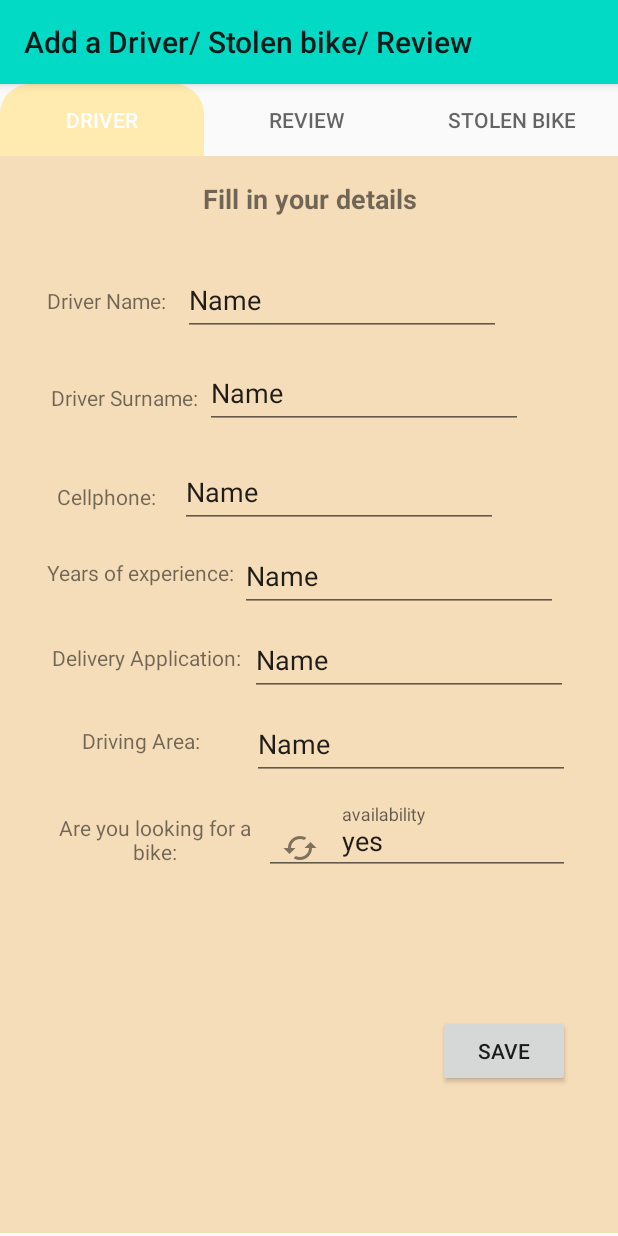
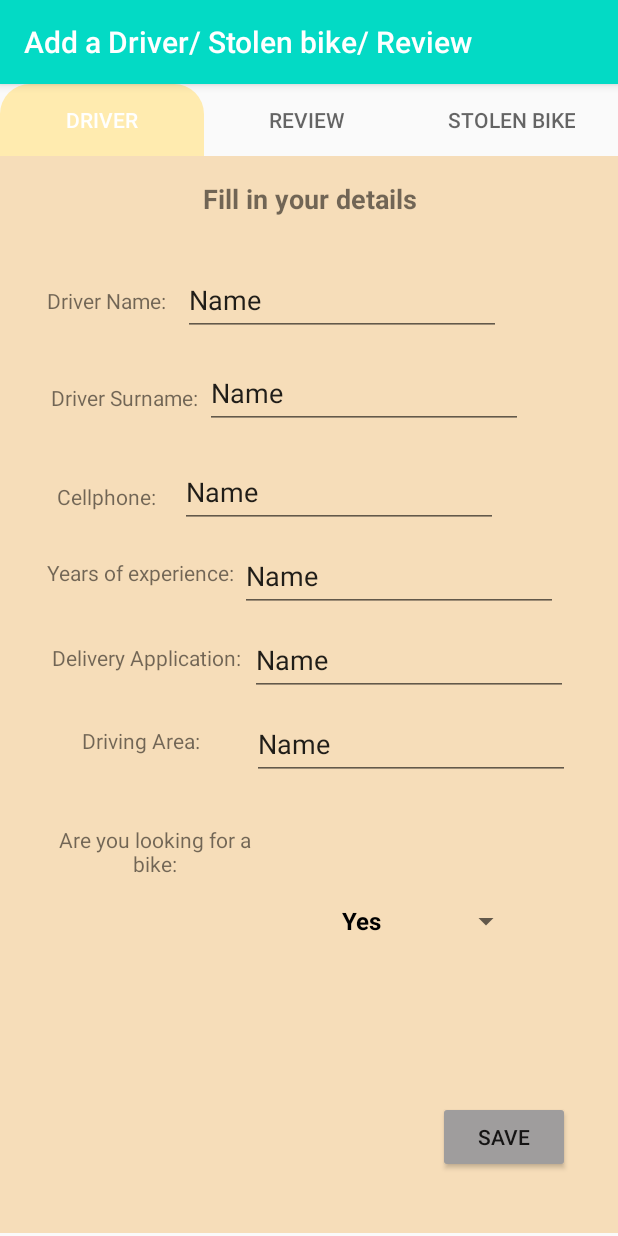
Before and after one commit to jed188/wheels-reputation, an Android app: the add_something_driver_Fragment screen opened directly, with no data from a screen before it, on a phone screen of 412 x 824 dp. Run offline under Robolectric (Android 15) with nearby library versions, the phone set to English and light mode, and no system bars; Roboto replaces fonts that are not available here.

Commit message:
driver fragment completed minus the save button review fragment in progress of completion

```diff
--- a/app/build.gradle
+++ b/app/build.gradle
@@ -7,6 +7,7 @@ android {
 
     defaultConfig {
         applicationId "com.example.wheelsreputation"
+        multiDexEnabled true
         minSdk 16
         targetSdk 31
         versionCode 1
@@ -35,6 +36,7 @@ dependencies {
 
     implementation 'androidx.appcompat:appcompat:1.5.1'
     implementation 'com.google.android.material:material:1.6.0'
+    implementation 'com.android.support:multidex:1.0.3'
     implementation 'androidx.constraintlayout:constraintlayout:2.1.4'
     implementation 'androidx.recyclerview:recyclerview:1.3.0-rc01'
     implementation 'androidx.cardview:cardview:1.0.0'
@@ -44,6 +46,7 @@ dependencies {
     implementation 'androidx.navigation:navigation-fragment:2.5.3'
     implementation 'androidx.navigation:navigation-ui:2.5.3'
     implementation 'androidx.recyclerview:recyclerview:1.3.0-rc01'
+    implementation 'com.fifesoft:autocomplete:3.3.0'
     testImplementation 'junit:junit:4.13.2'
     androidTestImplementation 'androidx.test.ext:junit:1.1.4'
     androidTestImplementation 'androidx.test.espresso:espresso-core:3.5.0'
--- a/app/src/main/java/com/example/wheelsreputation/add_something_driver_Fragment.java
+++ b/app/src/main/java/com/example/wheelsreputation/add_something_driver_Fragment.java
@@ -4,20 +4,27 @@ import android.os.Bundle;
 
 import androidx.fragment.app.Fragment;
 
+import android.util.Log;
 import android.view.LayoutInflater;
 import android.view.View;
 import android.view.ViewGroup;
+import android.widget.AdapterView;
 import android.widget.ArrayAdapter;
 import android.widget.AutoCompleteTextView;
+import android.widget.Button;
 import android.widget.Spinner;
 import android.widget.TextView;
+import android.window.SplashScreen;
+
+import com.google.android.material.textfield.TextInputLayout;
 
 
 public class add_something_driver_Fragment extends Fragment {
 
 
     String[] choice = {"Yes","No"};
-    AutoCompleteTextView autocomplete;
+    Spinner spinner;
+    Button save;
 
     @Override
     public View onCreateView(LayoutInflater inflater , ViewGroup container ,
@@ -25,11 +32,22 @@ public class add_something_driver_Fragment extends Fragment {
         // Inflate the layout for this fragment
         View view = inflater.inflate(R.layout.fragment_add_something_driver_ , container , false);
 
-        autocomplete = view.findViewById(R.id.autoCompleteTextView);
+        spinner = view.findViewById(R.id.spinner);
+        ArrayAdapter adapter =  new ArrayAdapter(getContext(),R.layout.dropdown,choice);
+        adapter.setDropDownViewResource(android.R.layout.simple_dropdown_item_1line);
 
-        ArrayAdapter<String> adapter = new ArrayAdapter(getContext(),R.layout.dropdown,choice);
+        spinner.setAdapter(adapter);
 
-        autocomplete.setAdapter(adapter);
+
+        save = view.findViewById(R.id.button_add_driver);
+
+        save.setOnClickListener(new View.OnClickListener() {
+            @Override
+            public void onClick(View view) {
+                Log.i ("itemVelue",spinner.getSelectedItem().toString());
+            }
+        });
+
 
         return view;
     }
--- a/app/src/main/res/layout/dropdown.xml
+++ b/app/src/main/res/layout/dropdown.xml
@@ -6,5 +6,6 @@
     android:textColor="#000"
     android:textStyle="bold"
     android:textSize="16sp"
+    android:theme="@style/Theme.MaterialComponents"
 
     xmlns:android="http://schemas.android.com/apk/res/android" />
--- a/app/src/main/res/layout/fragment_add_something_driver_.xml
+++ b/app/src/main/res/layout/fragment_add_something_driver_.xml
@@ -143,7 +143,6 @@
         android:layout_marginEnd="80dp"
         android:layout_marginRight="80dp"
         android:layout_marginTop="18dp"
-        android:ems="10"
         android:inputType="textPersonName"
         android:text="Name"
         app:layout_constraintEnd_toEndOf="parent"
@@ -156,7 +155,6 @@
         android:layout_marginEnd="33dp"
         android:layout_marginRight="33dp"
         android:layout_marginTop="8dp"
-        android:ems="10"
         android:inputType="textPersonName"
         android:text="Name"
         app:layout_constraintEnd_toEndOf="parent"
@@ -168,7 +166,7 @@
         android:layout_height="48dp"
         android:layout_marginLeft="28dp"
         android:layout_marginStart="28dp"
-        android:layout_marginTop="16dp"
+        android:layout_marginTop="24dp"
         android:gravity="center"
         android:text="Are you looking for a bike:"
         app:layout_constraintStart_toStartOf="parent"
@@ -193,33 +191,22 @@
         android:layout_marginBottom="40dp"
         android:layout_marginEnd="32dp"
         android:layout_marginRight="32dp"
-        android:layout_marginTop="36dp"
         android:text="Save"
+        app:backgroundTint="#9F9D9D"
         app:layout_constraintBottom_toBottomOf="parent"
+        app:layout_constraintEnd_toEndOf="parent" />
+
+    <Spinner
+        android:id="@+id/spinner"
+        android:layout_width="134dp"
+        android:layout_height="56dp"
+        android:layout_marginBottom="34dp"
+        android:layout_marginEnd="64dp"
+        android:layout_marginRight="64dp"
+        android:layout_marginTop="8dp"
+        app:layout_constraintBottom_toTopOf="@+id/button_add_driver"
         app:layout_constraintEnd_toEndOf="parent"
-        app:layout_constraintTop_toBottomOf="@+id/textInputLayout" />
-
-    <com.google.android.material.textfield.TextInputLayout
-        android:id="@+id/textInputLayout"
-        android:layout_width="204dp"
-        android:layout_height="47dp"
-        android:layout_marginEnd="32dp"
-        android:layout_marginRight="32dp"
-        android:layout_marginTop="16dp"
-        android:hint="availability"
-        app:layout_constraintEnd_toEndOf="parent"
-        app:layout_constraintTop_toBottomOf="@+id/driving_area_add_driver"
-        app:startIconDrawable="@drawable/ic_baseline_cached_24">
-
-        <AutoCompleteTextView
-            android:id="@+id/autoCompleteTextView"
-            android:layout_width="match_parent"
-            android:layout_height="match_parent"
-            android:layout_weight="1"
-            android:inputType="none"
-            android:text="yes" />
+        app:layout_constraintTop_toBottomOf="@+id/driving_area_add_driver" />
 
 
-    </com.google.android.material.textfield.TextInputLayout>
-
 </androidx.constraintlayout.widget.ConstraintLayout>
--- a/app/src/main/res/values/themes.xml
+++ b/app/src/main/res/values/themes.xml
@@ -1,6 +1,6 @@
 <resources xmlns:tools="http://schemas.android.com/tools">
     <!-- Base application theme. -->
-    <style name="Theme.WHEELSREPUTATION" parent="Theme.MaterialComponents.Light.Bridge">
+    <style name="Theme.WHEELSREPUTATION" parent="Theme.MaterialComponents.Light.DarkActionBar.Bridge">
         <!-- Primary brand color. -->
         <item name="colorPrimary">@color/teal_200</item>
         <item name="colorPrimaryVariant">@color/teal_200</item>
```
